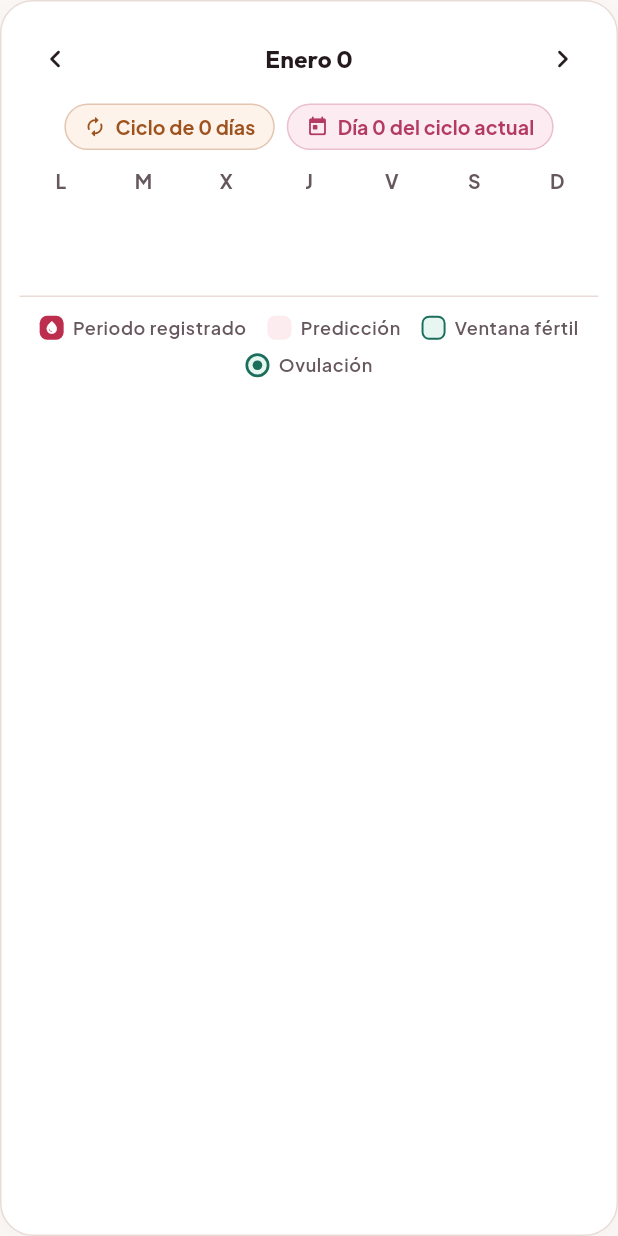
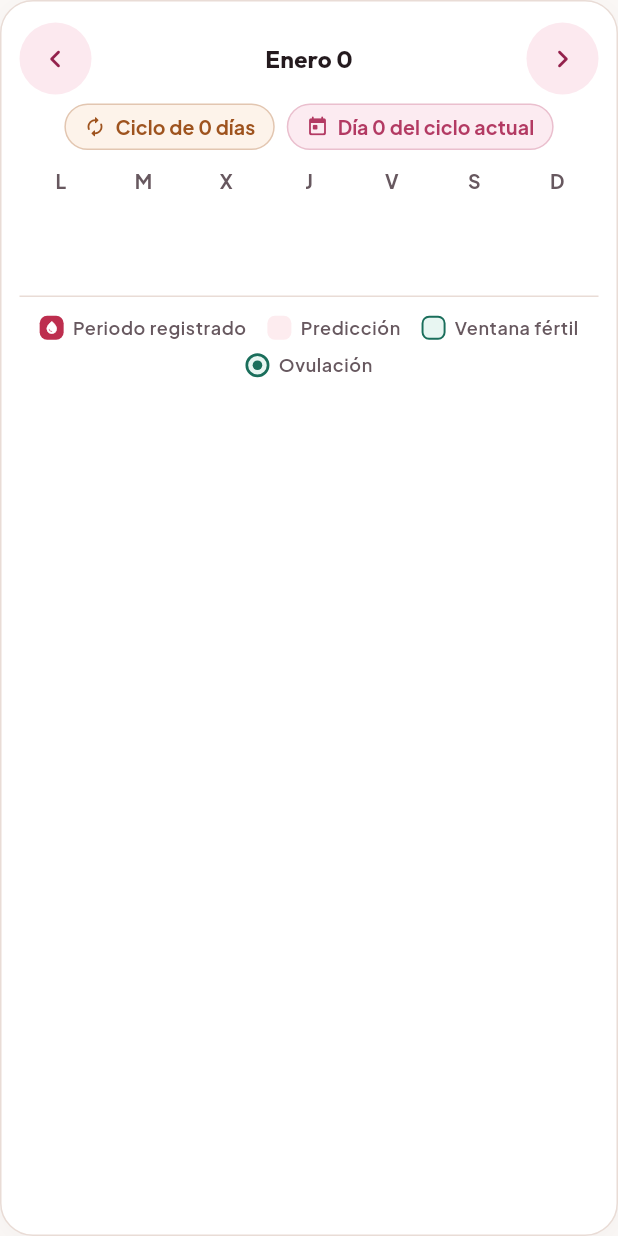
Before and after one commit to eduardoevz/Cora, a Flutter app: the MenstrualMonthGrid widget shown alone on an empty page, opened directly with empty values, on a phone screen of 412 x 824 dp. Run offline on Flutter 3.47's test engine with Material 3 defaults, Android fonts, the phone set to English and light mode, and no system bars; our stand-ins replace dio, drift, firebase_auth, firebase_core, flutter_riverpod; accounts and stored records are empty; generated files the repository leaves out were written again; project files that could hold a hidden picture were left out.

Commit message:
feat(mobile-ui): faithfully adapt Stitch designs for Calendar, Cycle Monitor, SOP/Endo, Adolescence, and Fertility

```diff
--- a/mobile/lib/features/cycle/presentation/widgets/menstrual_month_grid.dart
+++ b/mobile/lib/features/cycle/presentation/widgets/menstrual_month_grid.dart
@@ -73,7 +73,12 @@ class MenstrualMonthGrid extends StatelessWidget {
           Row(
             mainAxisAlignment: MainAxisAlignment.spaceBetween,
             children: [
-              IconButton(
+              Container(
+                decoration: BoxDecoration(
+                  color: tokens.surfaceContainer,
+                  shape: BoxShape.circle,
+                ),
+                child: IconButton(
                   key: const Key('calendar_prev_month_button'),
                   tooltip: 'Mes anterior',
                   constraints: BoxConstraints(
@@ -83,7 +88,8 @@ class MenstrualMonthGrid extends StatelessWidget {
                   onPressed: onPreviousMonth,
                   icon: Icon(
                     Icons.chevron_left_rounded,
-                  color: tokens.textPrimary,
+                    color: tokens.primaryDeep,
+                  ),
                 ),
               ),
               Expanded(
@@ -96,7 +102,12 @@ class MenstrualMonthGrid extends StatelessWidget {
                       ),
                 ),
               ),
-              IconButton(
+              Container(
+                decoration: BoxDecoration(
+                  color: tokens.surfaceContainer,
+                  shape: BoxShape.circle,
+                ),
+                child: IconButton(
                   key: const Key('calendar_next_month_button'),
                   tooltip: 'Mes siguiente',
                   constraints: BoxConstraints(
@@ -106,7 +117,8 @@ class MenstrualMonthGrid extends StatelessWidget {
                   onPressed: onNextMonth,
                   icon: Icon(
                     Icons.chevron_right_rounded,
-                  color: tokens.textPrimary,
+                    color: tokens.primaryDeep,
+                  ),
                 ),
               ),
             ],
@@ -270,12 +282,9 @@ class _CalendarDayCell extends StatelessWidget {
       case CalendarDayMarker.fertileWindow:
         backgroundColor = tokens.ovulatorySurface;
         textColor = tokens.ovulatory;
-        border = Border.all(
-          color: tokens.ovulatory.withValues(
-            alpha: tokens.isHighLegibility ? 1.0 : 0.45,
-          ),
-          width: tokens.isHighLegibility ? 1.8 : 1.2,
-        );
+        border = tokens.isHighLegibility
+            ? Border.all(color: tokens.ovulatory, width: 1.8)
+            : null;
         badgeMarker = SizedBox(
           key: Key('marker_fertile_$dateSuffix'),
           width: 6,
```
Also changed, not shown: mobile/lib/features/adolescence/presentation/pages/first_period_and_body_guide_page.dart (+7 -0 lines), mobile/lib/features/cycle/presentation/pages/chronic_conditions_tracker_page.dart (+7 -0 lines), mobile/lib/features/cycle/presentation/pages/cycle_monitor_page.dart (+7 -0 lines), mobile/lib/features/fertility/presentation/pages/conception_hub_page.dart (+7 -0 lines), mobile/lib/features/fertility/presentation/pages/preconception_checklist_page.dart (+7 -0 lines). Lines whose indentation alone changed are shown as unchanged.
